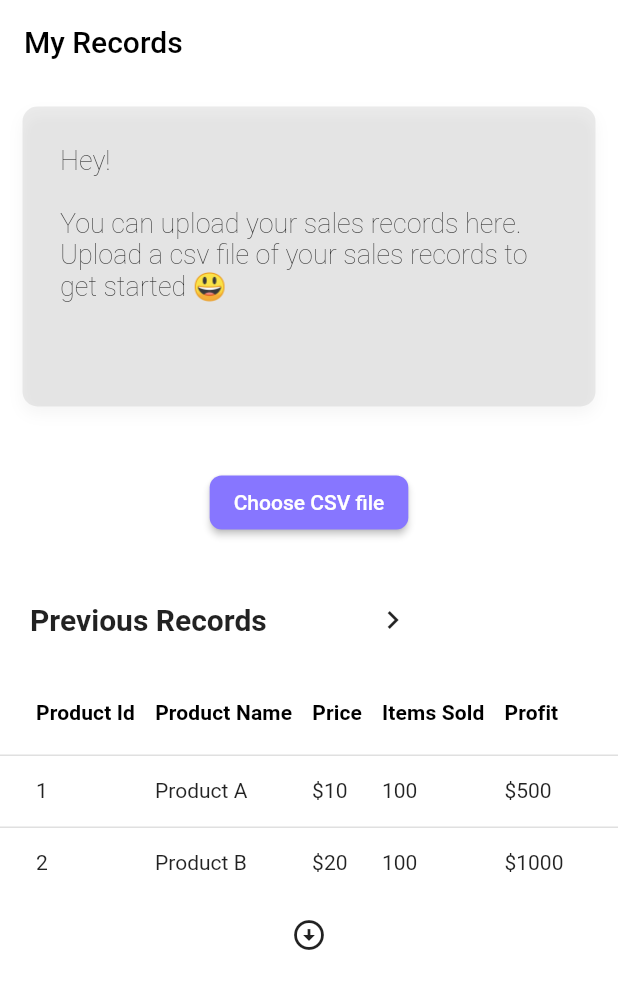
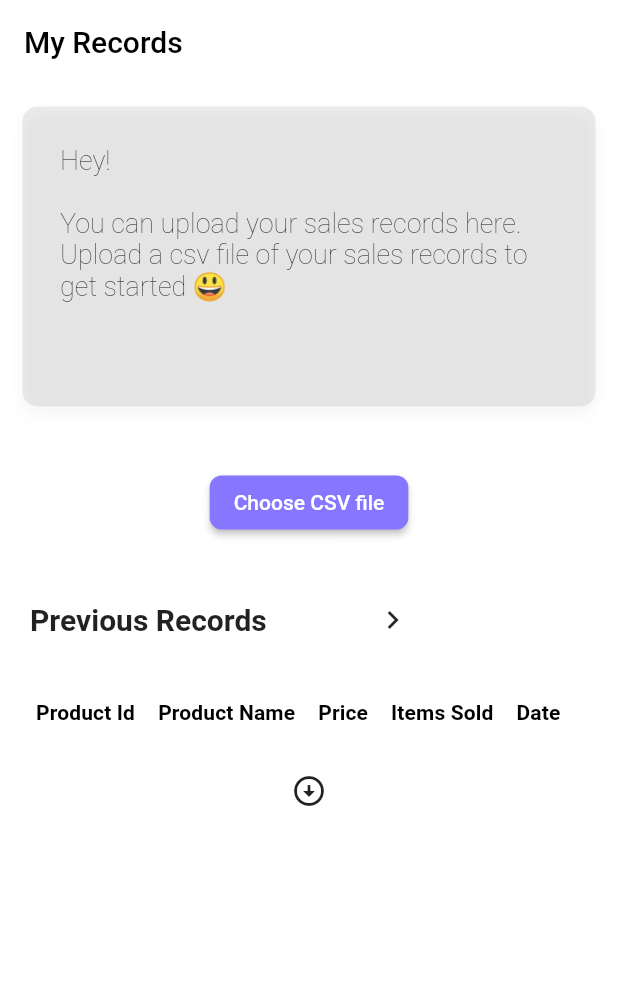
Before and after one commit to Sandeep-Abeykoon/SalesCast, a Flutter app: the MyRecordsPage screen opened directly, on a phone screen of 412 x 824 dp. Shown: the top 989 px of the screen. Run offline on Flutter 3.47's test engine with Material 2 defaults, Android fonts, the phone set to English and light mode, and no system bars; our stand-ins replace badges, cached_network_image, cloud_firestore, cool_alert, device_preview, email_validator and 12 more; accounts and stored records are empty; network calls fail.

Commit message:
Added the code to display the the recent two sales records

```diff
--- a/Font-end/lib/Screens/RecordsPage.dart
+++ b/Font-end/lib/Screens/RecordsPage.dart
@@ -208,40 +208,30 @@ class _MyRecordsPageState extends State<MyRecordsPage>{
                   ),
                   DataColumn(
                     label: Text(
-                      'Profit',
+                      'Date',
                       style: TextStyle(fontWeight: FontWeight.bold),
                     ),
                   ),
                 ],
-                rows: const <DataRow>[
-                  DataRow(
-                    cells: <DataCell>[
-
-                      DataCell(Text('1')),
-                      DataCell(Text('Product A')),
-                      DataCell(Text('\$10')),
-                      DataCell(Text('100')),
-                      DataCell(Text('\$500')),
-                    ],
+                  rows: List<DataRow>.generate(
+                    recordsArray.length,
+                        (index) {
+                      return DataRow(
+                        cells: <DataCell>[
+                          DataCell(Text(recordsArray[index]['id_number'].toString())),
+                          DataCell(Text(recordsArray[index]['product'].toString())),
+                          DataCell(Text(recordsArray[index]['price'].toString())),
+                          DataCell(Text(recordsArray[index]['sold_quantity'].toString())),
+                          DataCell(Text(recordsArray[index]['date'].toString())),
+                        ],
+                      );
+                    },
                   ),
-                  DataRow(
-                    cells: <DataCell>[
-
-                      DataCell(Text('2')),
-                      DataCell(Text('Product B')),
-                      DataCell(Text('\$20')),
-                      DataCell(Text('100')),
-                      DataCell(Text('\$1000')),
-                    ],
-                  ),
-
-                ],
               ),
             ),
                 IconButton(
                     onPressed: (){
                       Navigator.push(context, MaterialPageRoute(builder: (context)=>const ViewRecords()));
-
 
                     },
                     icon:const Icon(Icons.arrow_circle_down_sharp,)
```
